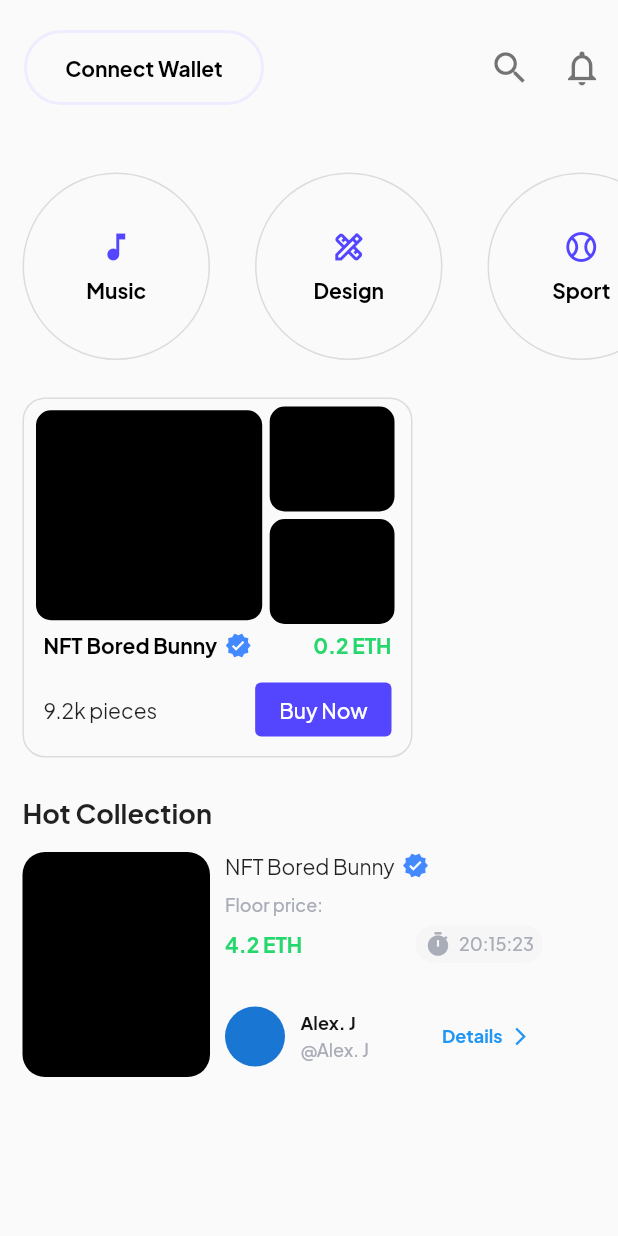
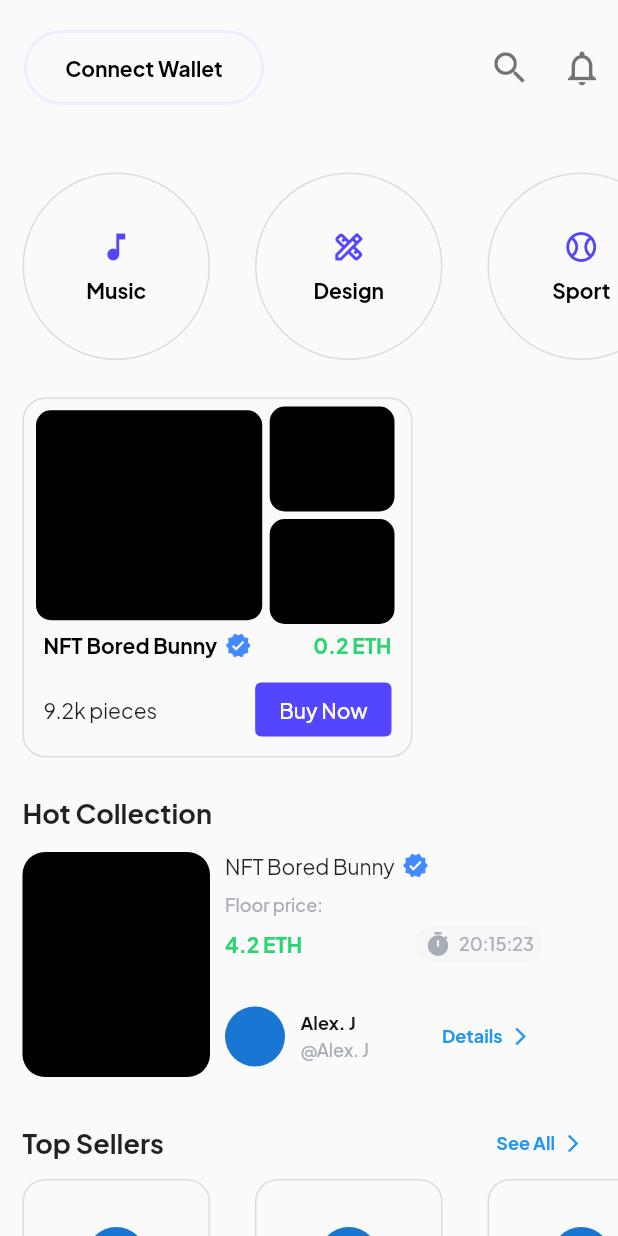
Before and after one commit to ZRShamim/nft_market, a Flutter app: the HomePage screen opened directly, on a phone screen of 412 x 824 dp. Run offline on Flutter 3.47's test engine with Material 2 defaults, Android fonts, the phone set to English and light mode, and no system bars; our stand-ins replace email_validator, firebase_auth, firebase_core, flutter_inset_box_shadow, google_sign_in, shared_preferences; accounts and stored records are empty.

Commit message:
home page design done

```diff
--- a/lib/view/main_pages/home_page.dart
+++ b/lib/view/main_pages/home_page.dart
@@ -80,7 +80,11 @@ class HomePage extends StatelessWidget {
               height: 10,
             ),
             // group section
-            const GroupContainer(),
+            const CustomContainer(
+              width: 260,
+              height: 240,
+              child: Groupedchild(size: 260),
+            ),
             const SizedBox(
               height: 25,
             ),
@@ -216,26 +220,9 @@ class HomePage extends StatelessWidget {
                             const SizedBox(
                               width: 20,
                             ),
-                            TextButton(
-                              onPressed: () {},
-                              child: Row(
-                                children: const [
-                                  Text(
-                                    'Details',
-                                    style: TextStyle(
-                                        fontSize: 12,
-                                        fontWeight: FontWeight.w700),
+                            const TextButtonIconWidget(
+                              text: 'Details',
                             ),
-                                  SizedBox(
-                                    width: 5,
-                                  ),
-                                  Icon(
-                                    Icons.arrow_forward_ios,
-                                    size: 14,
-                                  ),
-                                ],
-                              ),
-                            )
                           ],
                         ),
                       )
@@ -244,9 +231,64 @@ class HomePage extends StatelessWidget {
                 ],
               ),
             ),
+            const SizedBox(
+              height: 20,
+            ),
             // Top sellers
-
+            Padding(
+              padding: const EdgeInsets.symmetric(horizontal: 15),
+              child: Row(
+                mainAxisAlignment: MainAxisAlignment.spaceBetween,
+                children: const [
+                  Text(
+                    'Top Sellers',
+                    style: textStyle18,
+                  ),
+                  TextButtonIconWidget(
+                    text: 'See All',
+                  ),
+                ],
+              ),
+            ),
+            SingleChildScrollView(
+              scrollDirection: Axis.horizontal,
+              child: Row(
+                children: const [
+                  UserCard(),
+                  UserCard(),
+                  UserCard(),
+                ],
+              ),
+            ),
+            SizedBox(
+              height: 20,
+            ),
             // Top buyers
+            Padding(
+              padding: const EdgeInsets.symmetric(horizontal: 15),
+              child: Row(
+                mainAxisAlignment: MainAxisAlignment.spaceBetween,
+                children: const [
+                  Text(
+                    'Top Sellers',
+                    style: textStyle18,
+                  ),
+                  TextButtonIconWidget(
+                    text: 'See All',
+                  ),
+                ],
+              ),
+            ),
+            SingleChildScrollView(
+              scrollDirection: Axis.horizontal,
+              child: Row(
+                children: const [
+                  UserCard(),
+                  UserCard(),
+                  UserCard(),
+                ],
+              ),
+            ),
           ],
         ),
       ),
@@ -254,19 +296,88 @@ class HomePage extends StatelessWidget {
   }
 }
 
-class GroupContainer extends StatelessWidget {
-  const GroupContainer({
+class UserCard extends StatelessWidget {
+  const UserCard({
     Key? key,
   }) : super(key: key);
 
   @override
   Widget build(BuildContext context) {
-    double size = 260;
+    return CustomContainer(
+      width: 125,
+      height: 160,
+      child: Column(
+        mainAxisAlignment: MainAxisAlignment.center,
+        children: const [
+          CircleAvatar(),
+          SizedBox(
+            height: 10,
+          ),
+          Text(
+            'Shamim',
+            style: textStyle14,
+          ),
+          SizedBox(
+            height: 10,
+          ),
+          Text(
+            '2.88 ETH',
+            style: textStyleGreen,
+          )
+        ],
+      ),
+    );
+  }
+}
+
+class TextButtonIconWidget extends StatelessWidget {
+  const TextButtonIconWidget({
+    Key? key,
+    required this.text,
+  }) : super(key: key);
+  final String text;
+
+  @override
+  Widget build(BuildContext context) {
+    return TextButton(
+      onPressed: () {},
+      child: Row(
+        children: [
+          Text(
+            text,
+            style: const TextStyle(fontSize: 12, fontWeight: FontWeight.w700),
+          ),
+          const SizedBox(
+            width: 5,
+          ),
+          const Icon(
+            Icons.arrow_forward_ios,
+            size: 14,
+          ),
+        ],
+      ),
+    );
+  }
+}
+
+class CustomContainer extends StatelessWidget {
+  const CustomContainer({
+    Key? key,
+    required this.width,
+    required this.height,
+    required this.child,
+  }) : super(key: key);
+  final double width;
+  final double height;
+  final Widget child;
+
+  @override
+  Widget build(BuildContext context) {
     return Container(
       margin: const EdgeInsets.symmetric(horizontal: 15),
       padding: const EdgeInsets.symmetric(horizontal: 8),
-      width: size,
-      height: 240,
+      width: width,
+      height: height,
       decoration: BoxDecoration(
         // color: Colors.black,
         borderRadius: BorderRadius.circular(15),
@@ -274,7 +385,22 @@ class GroupContainer extends StatelessWidget {
           color: Colors.black12,
         ),
       ),
-      child: Column(
+      child: child,
+    );
+  }
+}
+
+class Groupedchild extends StatelessWidget {
+  const Groupedchild({
+    Key? key,
+    required this.size,
+  }) : super(key: key);
+
+  final double size;
+
+  @override
+  Widget build(BuildContext context) {
+    return Column(
       children: [
         Padding(
           padding: const EdgeInsets.symmetric(vertical: 5),
@@ -363,7 +489,6 @@ class GroupContainer extends StatelessWidget {
           ),
         )
       ],
-      ),
     );
   }
 }
```
Lines whose indentation alone changed are shown as unchanged.
